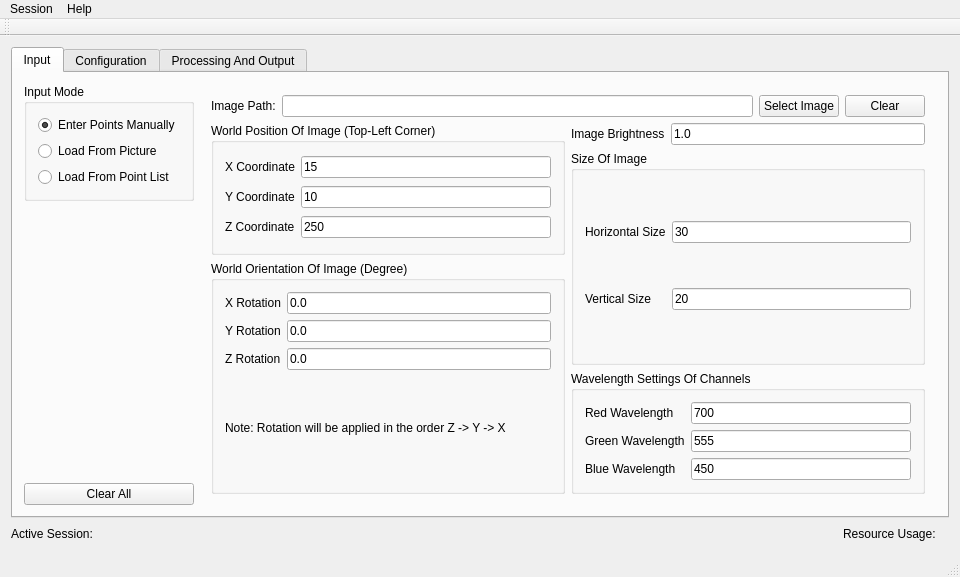
This is QtGuiApplication/QtGuiApplication.ui in vtcon/GOSIS as Qt 5 draws it before an edit. The edited form follows.
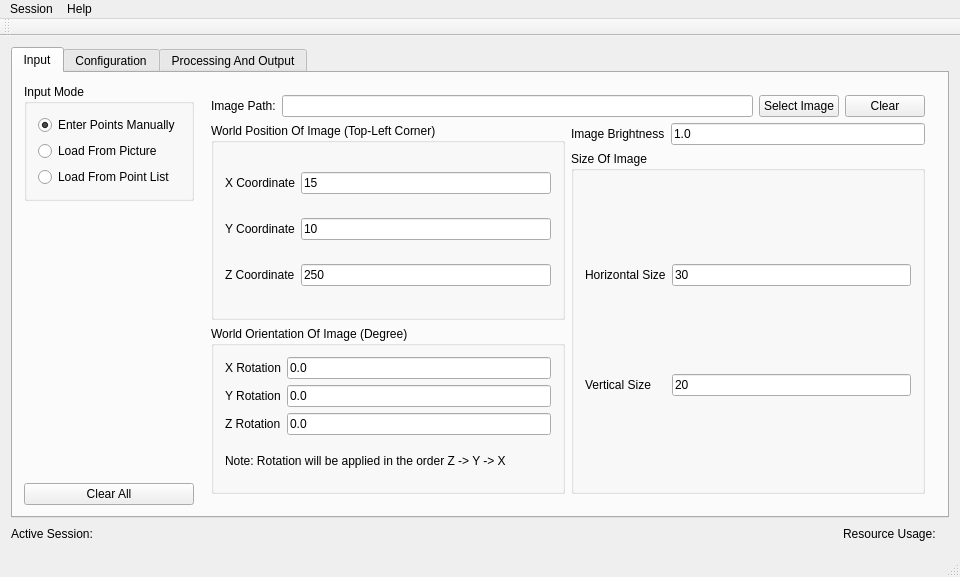
This is the edited form. The open tabs and pages were chosen to show the change.

Commit message: Fixed the image color. Next: implement preference and memory usage

What changed in the file:
```diff
--- a/QtGuiApplication/QtGuiApplication.ui
+++ b/QtGuiApplication/QtGuiApplication.ui
@@ -121,7 +121,7 @@
            </layout>
           </widget>
           <widget class="QWidget" name="pagePicture">
-           <layout class="QGridLayout" name="gridLayout_17">
+           <layout class="QGridLayout" name="gridLayout_6">
             <item row="0" column="0" colspan="2">
              <layout class="QGridLayout" name="gridLayout_14">
               <item row="0" column="0">
@@ -260,7 +260,7 @@
               </layout>
              </widget>
             </item>
-            <item row="3" column="0" rowspan="2">
+            <item row="3" column="0">
              <widget class="QGroupBox" name="groupBox_3">
               <property name="title">
                <string>World Orientation Of Image (Degree)</string>
@@ -318,57 +318,6 @@
               </layout>
              </widget>
             </item>
-            <item row="4" column="1">
-             <widget class="QGroupBox" name="groupBox_10">
-              <property name="title">
-               <string>Wavelength Settings Of Channels</string>
-              </property>
-              <layout class="QGridLayout" name="gridLayout_6">
-               <item row="0" column="0">
-                <widget class="QLabel" name="label_19">
-                 <property name="text">
-                  <string>Red Wavelength</string>
-                 </property>
-                </widget>
-               </item>
-               <item row="0" column="1">
-                <widget class="QLineEdit" name="lineImageRedWavelength">
-                 <property name="text">
-                  <string>700</string>
-                 </property>
-                </widget>
-               </item>
-               <item row="1" column="0">
-                <widget class="QLabel" name="label_20">
-                 <property name="text">
-                  <string>Green Wavelength</string>
-                 </property>
-                </widget>
-               </item>
-               <item row="1" column="1">
-                <widget class="QLineEdit" name="lineImageGreenWavelength">
-                 <property name="text">
-                  <string>555</string>
-                 </property>
-                </widget>
-               </item>
-               <item row="2" column="0">
-                <widget class="QLabel" name="label_21">
-                 <property name="text">
-                  <string>Blue Wavelength</string>
-                 </property>
-                </widget>
-               </item>
-               <item row="2" column="1">
-                <widget class="QLineEdit" name="lineImageBlueWavelength">
-                 <property name="text">
-                  <string>450</string>
-                 </property>
-                </widget>
-               </item>
-              </layout>
-             </widget>
-            </item>
            </layout>
           </widget>
           <widget class="QWidget" name="pageList">
```
The commit also changes 6 other files.
